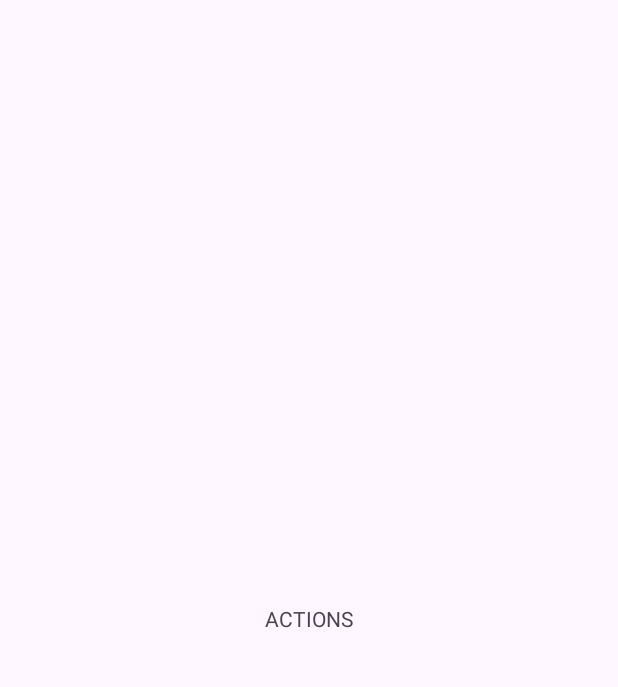
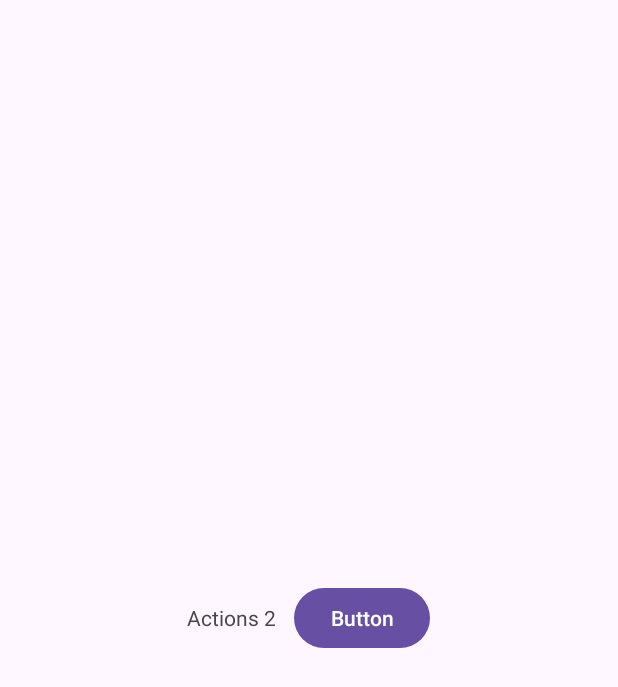
Before and after one commit to Cookie-Cracker/AndroidActionsApp, an Android app: the screen it shows after launch (MainActivity), on a phone screen of 412 x 824 dp. Before the commit the part shown is almost empty. Shown: the top 687 px of the screen. Run offline under Robolectric (Android 15) with nearby library versions, the phone set to English and light mode, and no system bars.

Commit message:
Changed Add Button

```diff
--- a/app/src/main/res/layout/activity_main.xml
+++ b/app/src/main/res/layout/activity_main.xml
@@ -6,13 +6,31 @@
     android:layout_height="match_parent"
     tools:context=".MainActivity">
 
-    <TextView
-        android:layout_width="wrap_content"
+    <LinearLayout
+        android:layout_width="match_parent"
         android:layout_height="wrap_content"
-        android:text="ACTIONS"
+        android:gravity="center"
+        android:orientation="horizontal"
         app:layout_constraintBottom_toBottomOf="parent"
-        app:layout_constraintEnd_toEndOf="parent"
-        app:layout_constraintStart_toStartOf="parent"
-        app:layout_constraintTop_toTopOf="parent" />
+        app:layout_constraintTop_toTopOf="parent">
+
+        <TextView
+            android:layout_width="wrap_content"
+            android:layout_height="wrap_content"
+            android:text="@string/App_Title"
+            app:layout_constraintBottom_toBottomOf="parent"
+            app:layout_constraintEnd_toEndOf="parent"
+            app:layout_constraintStart_toStartOf="parent"
+            app:layout_constraintTop_toTopOf="parent" />
+
+        <Space
+            android:layout_width="12dp"
+            android:layout_height="wrap_content" />
+
+        <Button
+            android:layout_width="wrap_content"
+            android:layout_height="wrap_content"
+            android:text="@string/button" />
+    </LinearLayout>
 
 </androidx.constraintlayout.widget.ConstraintLayout>
--- a/app/src/main/res/values/strings.xml
+++ b/app/src/main/res/values/strings.xml
@@ -1,4 +1,5 @@
 <resources>
     <string name="app_name">AndroidActionsApp</string>
     <string name="App_Title">Actions 2</string>
+    <string name="button">Button</string>
 </resources>
```
